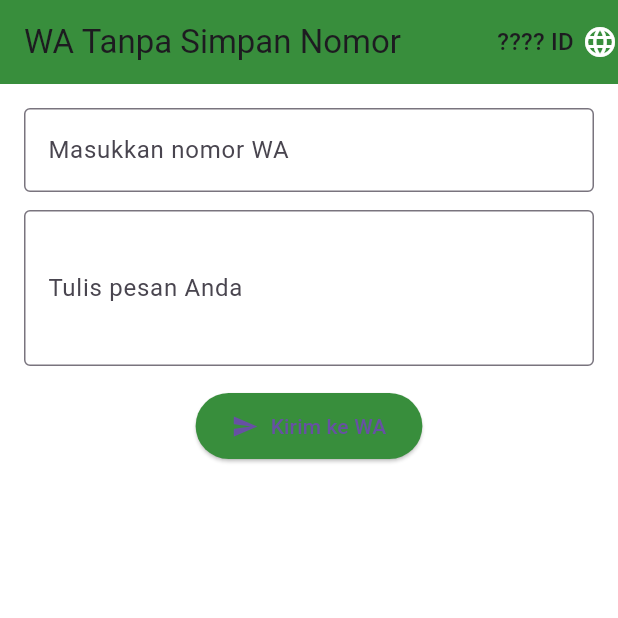
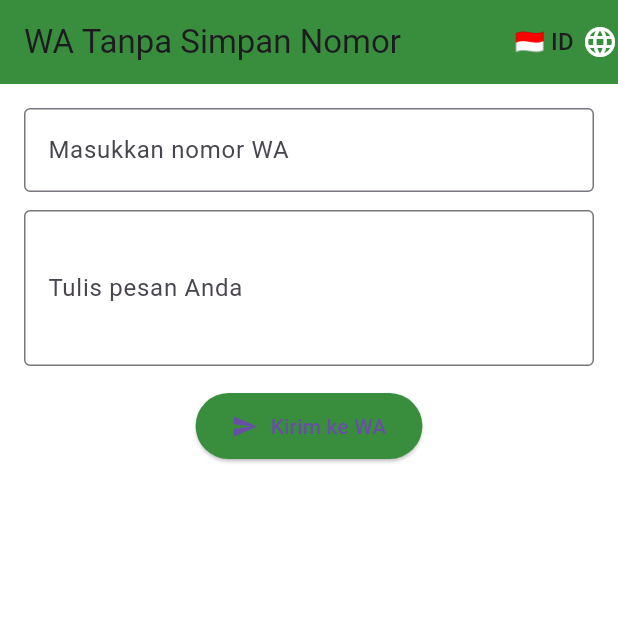
Before and after one commit to dannycawan/wa-tanpa-simpan-nomor, a Flutter app: the screen it shows after launch, on a phone screen of 412 x 824 dp, the top half of it. Run offline on Flutter 3.47's test engine with Material 3 defaults, Android fonts, the phone set to English and light mode, and no system bars; our stand-ins replace google_mobile_ads; network calls fail.

Commit message:
Tambah 4 iklan AdMob dan konfigurasi pubspec.yaml

```diff
--- a/lib/main.dart
+++ b/lib/main.dart
@@ -22,8 +22,13 @@
   final TextEditingController _messageController = TextEditingController();
 
   late final BannerAd _topBannerAd;
+  late final BannerAd _middleBannerAd1;
+  late final BannerAd _middleBannerAd2;
   late final BannerAd _bottomBannerAd;
+
   bool _isTopBannerAdLoaded = false;
+  bool _isMiddleBannerAd1Loaded = false;
+  bool _isMiddleBannerAd2Loaded = false;
   bool _isBottomBannerAdLoaded = false;
 
   @override
@@ -33,8 +38,10 @@
   }
 
   void _loadBannerAds() {
+    final adUnitId = 'ca-app-pub-6721734106426198/3033200286';
+
     _topBannerAd = BannerAd(
-      adUnitId: 'ca-app-pub-6721734106426198/3033200286',
+      adUnitId: adUnitId,
       size: AdSize.banner,
       request: const AdRequest(),
       listener: BannerAdListener(
@@ -46,8 +53,34 @@
       ),
     )..load();
 
+    _middleBannerAd1 = BannerAd(
+      adUnitId: adUnitId,
+      size: AdSize.banner,
+      request: const AdRequest(),
+      listener: BannerAdListener(
+        onAdLoaded: (_) => setState(() => _isMiddleBannerAd1Loaded = true),
+        onAdFailedToLoad: (ad, error) {
+          debugPrint('Middle banner 1 failed: $error');
+          ad.dispose();
+        },
+      ),
+    )..load();
+
+    _middleBannerAd2 = BannerAd(
+      adUnitId: adUnitId,
+      size: AdSize.banner,
+      request: const AdRequest(),
+      listener: BannerAdListener(
+        onAdLoaded: (_) => setState(() => _isMiddleBannerAd2Loaded = true),
+        onAdFailedToLoad: (ad, error) {
+          debugPrint('Middle banner 2 failed: $error');
+          ad.dispose();
+        },
+      ),
+    )..load();
+
     _bottomBannerAd = BannerAd(
-      adUnitId: 'ca-app-pub-6721734106426198/3033200286',
+      adUnitId: adUnitId,
       size: AdSize.banner,
       request: const AdRequest(),
       listener: BannerAdListener(
@@ -114,6 +147,8 @@
   @override
   void dispose() {
     _topBannerAd.dispose();
+    _middleBannerAd1.dispose();
+    _middleBannerAd2.dispose();
     _bottomBannerAd.dispose();
     _phoneController.dispose();
     _messageController.dispose();
@@ -141,8 +176,8 @@
                 if (lang != null) _switchLanguage(lang);
               },
               items: const [
-                DropdownMenuItem(value: 'id', child: Text('???? ID')),
-                DropdownMenuItem(value: 'en', child: Text('???? EN')),
+                DropdownMenuItem(value: 'id', child: Text('🇮🇩 ID')),
+                DropdownMenuItem(value: 'en', child: Text('🇺🇸 EN')),
               ],
             )
           ],
@@ -151,7 +186,9 @@
           children: [
             if (_isTopBannerAdLoaded)
               SizedBox(height: 50, child: AdWidget(ad: _topBannerAd)),
+
             Expanded(
+              child: SingleChildScrollView(
                 child: Padding(
                   padding: const EdgeInsets.all(16.0),
                   child: Column(
@@ -175,6 +212,15 @@
                         ),
                       ),
                       const SizedBox(height: 16),
+
+                      if (_isMiddleBannerAd1Loaded)
+                        Padding(
+                          padding: const EdgeInsets.symmetric(vertical: 8),
+                          child: SizedBox(
+                              height: 50,
+                              child: AdWidget(ad: _middleBannerAd1)),
+                        ),
+
                       ElevatedButton.icon(
                         style: ElevatedButton.styleFrom(
                           backgroundColor: Colors.green[700],
@@ -185,10 +231,20 @@
                         icon: const Icon(Icons.send),
                         label: Text(t('send_to_wa')),
                       ),
+
+                      if (_isMiddleBannerAd2Loaded)
+                        Padding(
+                          padding: const EdgeInsets.only(top: 16),
+                          child: SizedBox(
+                              height: 50,
+                              child: AdWidget(ad: _middleBannerAd2)),
+                        ),
                     ],
                   ),
                 ),
               ),
+            ),
+
             if (_isBottomBannerAdLoaded)
               SizedBox(height: 50, child: AdWidget(ad: _bottomBannerAd)),
           ],
```
Also changed, not shown: pubspec.yaml (+13 -1 lines). Lines whose indentation alone changed are shown as unchanged.
